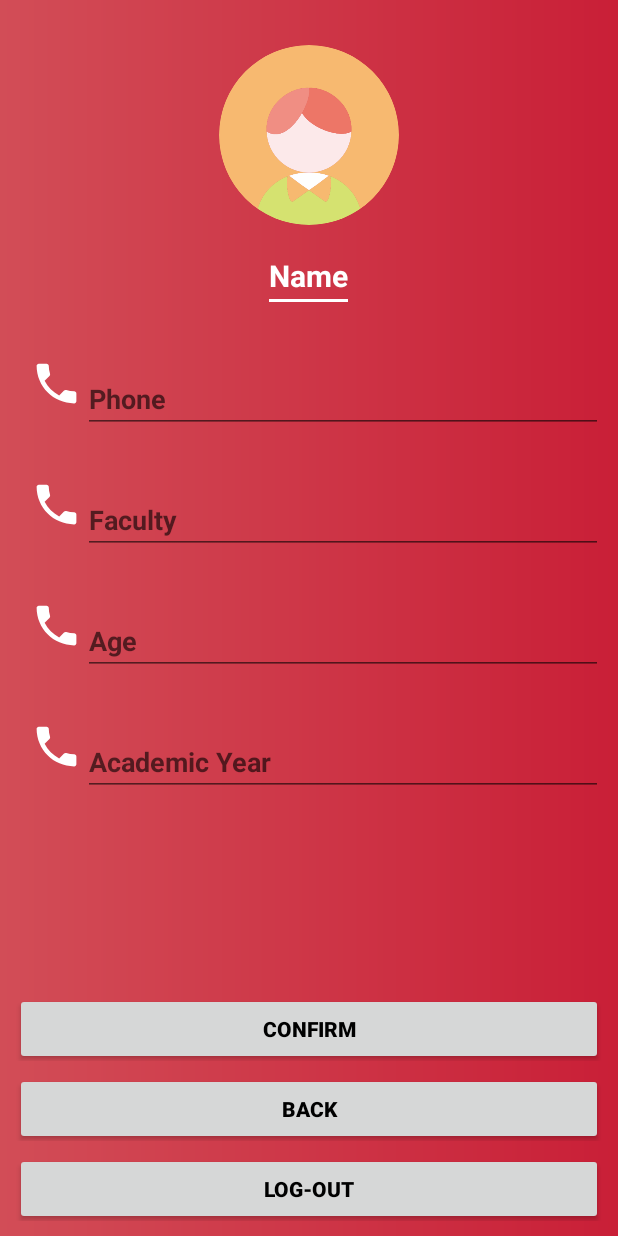
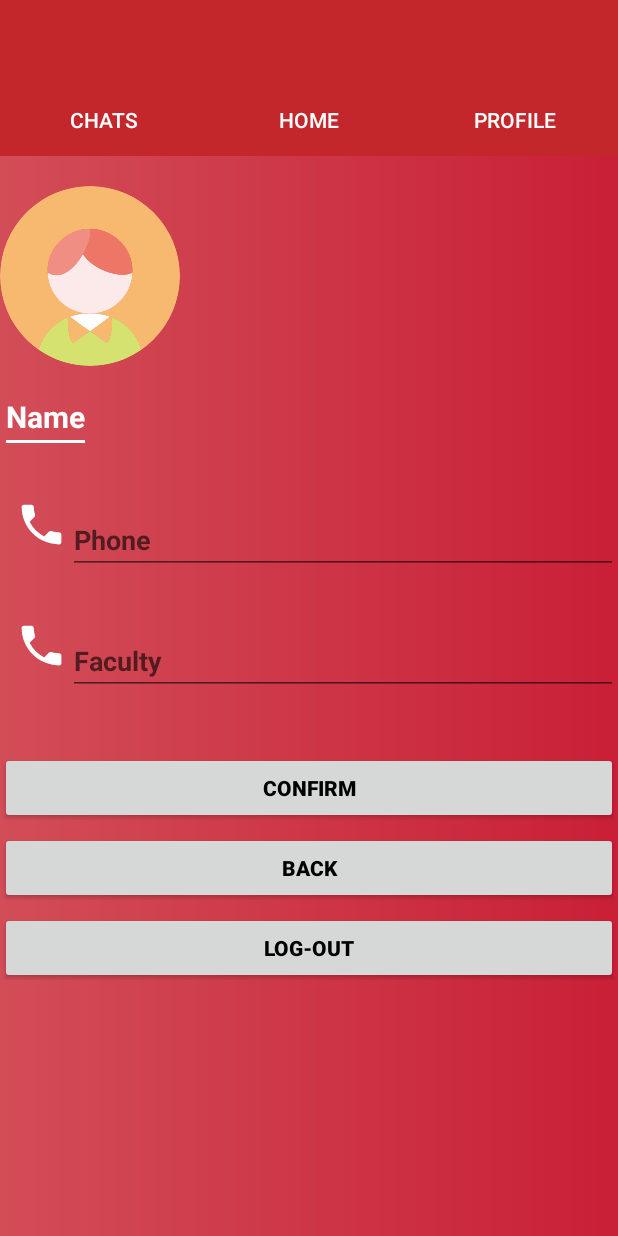
Before and after one commit to Malith97/seist, an Android app: the SettingsActivity screen opened directly, with no data from a screen before it, on a phone screen of 412 x 824 dp. Run offline under Robolectric (Android 15) with nearby library versions, the phone set to English and light mode, and no system bars; our stand-ins replace CircleImageView, Firebase (no records; nobody signed in at launch, a user with empty details on screens opened directly).

Commit message:
UI Tab bar fixed
Tab button view fixed. cant swipe

```diff
--- a/app/src/main/res/layout/activity_settings.xml
+++ b/app/src/main/res/layout/activity_settings.xml
@@ -1,12 +1,56 @@
 <?xml version="1.0" encoding="utf-8"?>
-<RelativeLayout xmlns:android="http://schemas.android.com/apk/res/android"
+<LinearLayout xmlns:android="http://schemas.android.com/apk/res/android"
     xmlns:tools="http://schemas.android.com/tools"
     android:layout_width="match_parent"
     android:layout_height="match_parent"
     tools:context="com.synnlabz.seist.SettingsActivity"
     android:orientation="vertical"
-    android:background="@drawable/grad_bg"
-    android:padding="10sp">
+    android:background="@drawable/grad_bg">
+
+    <androidx.appcompat.widget.Toolbar
+        android:id="@+id/toolbar"
+        android:layout_width="match_parent"
+        android:layout_height="wrap_content"
+        android:background="@color/lightred"
+        android:minHeight="?attr/actionBarSize"/>
+
+    <LinearLayout
+        android:id="@+id/tablayout"
+        android:layout_width="match_parent"
+        android:layout_height="wrap_content"
+        android:background="@color/lightred"
+        android:weightSum="3">
+
+        <Button
+            android:id="@+id/tabChats"
+            android:layout_width="wrap_content"
+            android:layout_height="wrap_content"
+            android:text="Chats"
+            android:textColor="@color/white"
+            android:layout_weight="1"
+            android:onClick="goToMatches"
+            android:background="@color/lightred"/>
+
+        <Button
+            android:id="@+id/tabStatus"
+            android:layout_width="wrap_content"
+            android:layout_height="wrap_content"
+            android:textColor="@color/white"
+            android:text="Home"
+            android:onClick="goToHome"
+            android:layout_weight="1"
+            android:background="@color/lightred"/>
+
+        <Button
+            android:id="@+id/tabCalls"
+            android:layout_width="wrap_content"
+            android:layout_height="wrap_content"
+            android:textColor="@color/white"
+            android:text="Profile"
+            android:layout_weight="1"
+            android:background="@color/lightred"/>
+
+    </LinearLayout>
 
     <de.hdodenhof.circleimageview.CircleImageView
         android:id="@+id/profileImage"
@@ -87,65 +131,6 @@
     </LinearLayout>
 
     <LinearLayout
-        android:id="@+id/linearlayout_3"
-        android:layout_width="match_parent"
-        android:layout_height="wrap_content"
-        android:orientation="horizontal"
-        android:layout_below="@+id/linearlayout_2"
-        android:layout_marginTop="10dp">
-
-        <ImageView
-            android:layout_width="35dp"
-            android:layout_height="35dp"
-            android:src="@drawable/ic_phone_black_24dp"
-            android:layout_marginLeft="10dp"/>
-
-        <EditText
-            android:id="@+id/age"
-            android:layout_width="match_parent"
-            android:layout_height="wrap_content"
-            android:hint="Age"
-            android:layout_below="@+id/faculty"
-            android:layout_marginBottom="20sp"
-            android:inputType="phone"
-            android:textStyle="bold"
-            android:layout_marginTop="5dp"
-            android:textColor="@color/white"/>
-
-
-    </LinearLayout>
-
-
-    <LinearLayout
-        android:id="@+id/linearlayout_4"
-        android:layout_width="match_parent"
-        android:layout_height="wrap_content"
-        android:orientation="horizontal"
-        android:layout_below="@+id/linearlayout_3"
-        android:layout_marginTop="10dp">
-
-        <ImageView
-            android:layout_width="35dp"
-            android:layout_height="35dp"
-            android:src="@drawable/ic_phone_black_24dp"
-            android:layout_marginLeft="10dp"/>
-
-        <EditText
-            android:id="@+id/year"
-            android:layout_width="match_parent"
-            android:layout_height="wrap_content"
-            android:hint="Academic Year"
-            android:layout_marginBottom="20sp"
-            android:inputType="phone"
-            android:layout_below="@+id/age"
-            android:textStyle="bold"
-            android:layout_marginTop="5dp"
-            android:textColor="@color/white"/>
-
-
-    </LinearLayout>
-
-    <LinearLayout
         android:id="@+id/linearlayout_5"
         android:layout_width="match_parent"
         android:layout_height="wrap_content"
@@ -208,4 +193,4 @@
     </LinearLayout>
 
 
-</RelativeLayout>
+</LinearLayout>
--- a/app/src/main/res/values/colors.xml
+++ b/app/src/main/res/values/colors.xml
@@ -9,4 +9,5 @@
     <color name="transparent">#00000000</color>
     <color name="gradStart">#D24D57</color>
     <color name="gradStop">#C91F37</color>
+    <color name="lightred">#C3272B</color>
 </resources>
```
Also changed, not shown: app/src/main/java/com/synnlabz/seist/SettingsActivity.java (+15 -0 lines), app/src/main/res/layout/activity_main.xml (+36 -8 lines).
